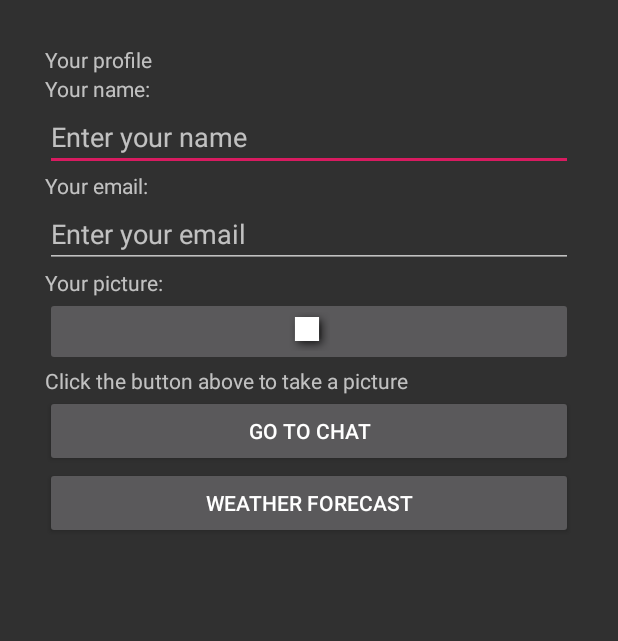
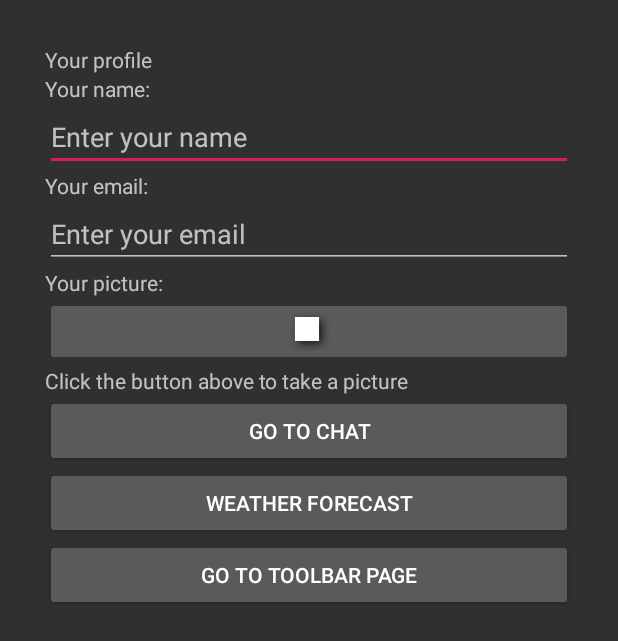
Before and after one commit to coch0110/AndroidLabs, an Android app: the ProfileActivity screen opened directly, with no data from a screen before it, on a phone screen of 412 x 824 dp. Shown: the top 641 px of the screen. Run offline under Robolectric (Android 15) with nearby library versions, the phone set to English and light mode, and no system bars.

Commit message:
Partial Lab08

```diff
--- a/app/src/main/AndroidManifest.xml
+++ b/app/src/main/AndroidManifest.xml
@@ -16,6 +16,7 @@
         android:supportsRtl="true"
         android:theme="@style/AppTheme"
         android:usesCleartextTraffic="true">
+        <activity android:name=".TestToolbar"></activity>
         <activity android:name=".WeatherForecast" />
         <activity android:name=".ChatRoomActivity" />
         <activity android:name=".ProfileActivity" />
--- a/app/src/main/java/com/example/androidlabs/MainActivity.java
+++ b/app/src/main/java/com/example/androidlabs/MainActivity.java
@@ -24,10 +24,8 @@ public class MainActivity extends AppCompatActivity {
         String savedString = prefs.getString("ReserveName", typeField.getText().toString());
         typeField.setText(savedString);
 
-
         Button login = findViewById(R.id.loginButton);
         Intent goToProfile = new Intent(MainActivity.this, ProfileActivity.class);
-
 
         login.setOnClickListener( click -> {goToProfile.putExtra("EMAIL", typeField.getText().toString());
                                             startActivity( goToProfile );});
--- a/app/src/main/java/com/example/androidlabs/ProfileActivity.java
+++ b/app/src/main/java/com/example/androidlabs/ProfileActivity.java
@@ -17,7 +17,6 @@ public class ProfileActivity extends AppCompatActivity {
     private ImageButton mImageButton;
     public static final String ACTIVITY_NAME = "PROFILE_ACTIVITY";
 
-
     @Override
     protected void onCreate(Bundle savedInstanceState) {
         Log.e(ACTIVITY_NAME,"In function:" + "onCreate()");
@@ -36,11 +35,13 @@ public class ProfileActivity extends AppCompatActivity {
         Intent goToChat = new Intent(ProfileActivity.this, ChatRoomActivity.class);
         chat.setOnClickListener(click -> startActivity(goToChat));
 
-
         Button wheaterForecast = findViewById(R.id.buttonWeatherForecast);
         Intent goToWeatherForecast = new Intent(ProfileActivity.this, WeatherForecast.class);
         wheaterForecast.setOnClickListener(click -> startActivity(goToWeatherForecast));
 
+        Button toolBarPage = findViewById(R.id.buttonGoToToolbar);
+        Intent goToToolbarPage = new Intent(ProfileActivity.this, TestToolbar.class);
+        toolBarPage.setOnClickListener(click -> startActivity(goToToolbarPage));
     }
 
     @Override
--- a/app/src/main/res/layout/activity_profile.xml
+++ b/app/src/main/res/layout/activity_profile.xml
@@ -78,5 +78,12 @@
             android:layout_height="wrap_content"
             android:text="@string/buttonWeatherForecastText" />
 
+        <Button
+            android:id="@+id/buttonGoToToolbar"
+            android:layout_width="match_parent"
+            android:layout_height="wrap_content"
+            android:text="Go To Toolbar Page" />
+
     </LinearLayout>
+
 </ScrollView>
--- a/app/src/main/res/values/strings.xml
+++ b/app/src/main/res/values/strings.xml
@@ -34,6 +34,9 @@
     <string name="go_to_chat_btn">Go to chat</string>
     <string name="buttonWeatherForecastText">Weather Forecast</string>
     <string name="current_weather">Current Weather</string>
+    <string name="aButton"> Hello there</string>
+    <string name="Name">Name</string>
+    <string name="search">Search</string>
 
     <!-- TODO: Remove or change this placeholder text -->
     <string name="hello_blank_fragment">Message Here</string>
```
Also changed, not shown: app/src/main/java/com/example/androidlabs/ChatRoomActivity.java (+0 -24 lines), app/src/main/java/com/example/androidlabs/TestToolbar.java (added, +22 -0 lines), app/src/main/res/layout/activity_test_toolbar.xml (added, +14 -0 lines), app/src/main/res/menu/example_menu.xml (added, +32 -0 lines).
